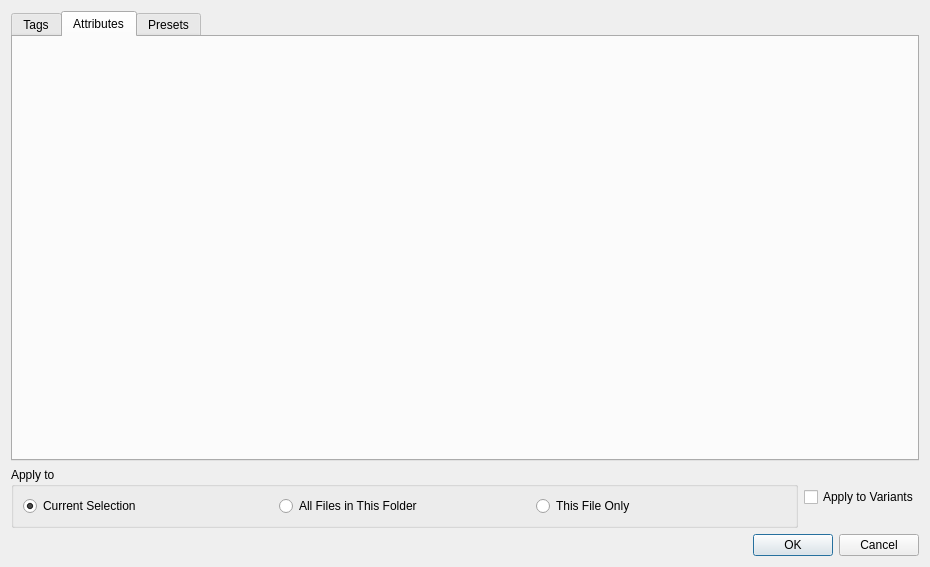
Above: ui/metadata_dialog.ui from DiamondHawk8/Oculus before the change. Below: the same form after it.
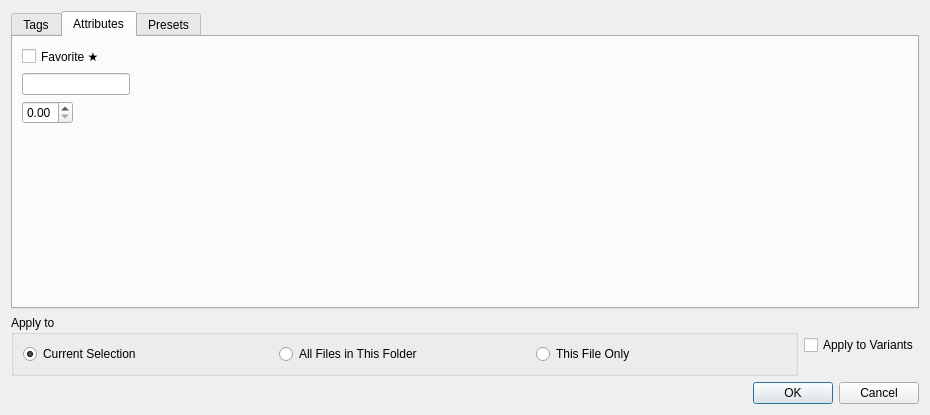
That is the form after the change. The open tabs and pages were chosen to show the change.

Commit message: Create partial attributes tab

Diff of the .ui file:
```diff
--- a/ui/metadata_dialog.ui
+++ b/ui/metadata_dialog.ui
@@ -7,7 +7,7 @@
     <x>0</x>
     <y>0</y>
     <width>930</width>
-    <height>567</height>
+    <height>415</height>
    </rect>
   </property>
   <property name="windowTitle">
@@ -87,6 +87,35 @@
       <attribute name="title">
        <string>Attributes</string>
       </attribute>
+      <layout class="QVBoxLayout" name="verticalLayout_4">
+       <item>
+        <layout class="QFormLayout" name="formLayout">
+         <item row="1" column="0">
+          <widget class="QLineEdit" name="editArtist"/>
+         </item>
+         <item row="2" column="0">
+          <widget class="QDoubleSpinBox" name="spinWeight">
+           <property name="keyboardTracking">
+            <bool>false</bool>
+           </property>
+           <property name="maximum">
+            <double>1.000000000000000</double>
+           </property>
+           <property name="singleStep">
+            <double>0.010000000000000</double>
+           </property>
+          </widget>
+         </item>
+         <item row="0" column="0">
+          <widget class="QCheckBox" name="chkFavorite">
+           <property name="text">
+            <string>Favorite ★</string>
+           </property>
+          </widget>
+         </item>
+        </layout>
+       </item>
+      </layout>
      </widget>
      <widget class="QWidget" name="PresetsTab">
       <attribute name="title">
```
Left out of the diff: 2 changed lines with no effect on the pictures. The commit also changes 1 other file.
